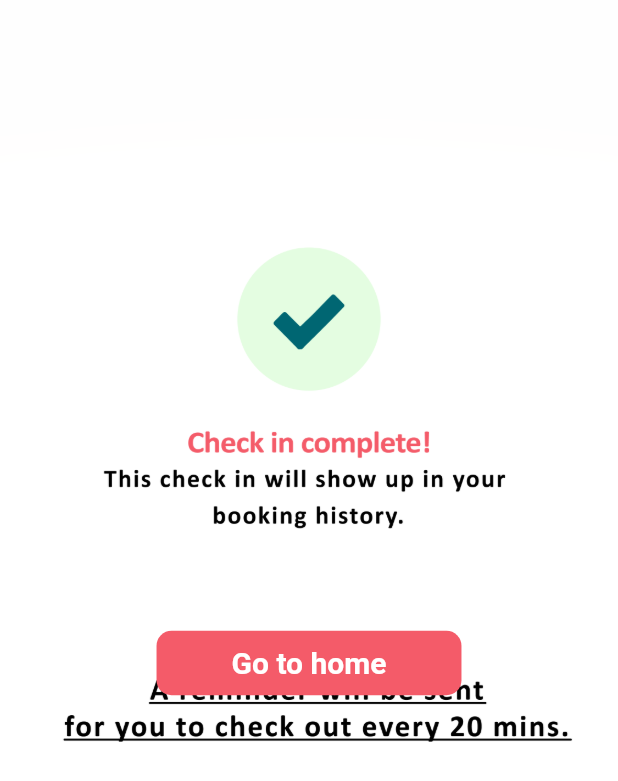
After one commit to gerald9101/crowdnomore, a Flutter app: the QRScanCheckIn screen opened by its route, after a tap on an icon or button, on a phone screen of 412 x 824 dp. The commit adds this screen. Shown: the top 781 px of the screen. Run offline on Flutter 3.47's test engine with Material 2 defaults, Android fonts, the light colour scheme and no system bars; Roboto replaces fonts that are missing (Calibri); project files that could hold a hidden picture were left out.

Commit message:
added pages for qr scanning

```diff
--- a/lib/main.dart
+++ b/lib/main.dart
@@ -1,7 +1,10 @@
+import 'package:crowdnomore/pages/check_in_complete.dart';
 import 'package:crowdnomore/pages/create_account.dart';
 import 'package:crowdnomore/pages/essential_service.dart';
 import 'package:crowdnomore/pages/home_screen.dart';
 import 'package:crowdnomore/pages/log_in.dart';
+import 'package:crowdnomore/pages/qr_scan.dart';
+import 'package:crowdnomore/pages/qr_scan_check_in.dart';
 import 'package:crowdnomore/pages/sign_up_complete.dart';
 import 'package:crowdnomore/pages/start_screen.dart';
 import 'package:flutter/material.dart';
@@ -16,5 +19,8 @@ void main() => runApp(MaterialApp(
     "/login": (context) => LogIn(),
     "/home": (context) => HomeScreen(),
     "/essentialservice": (context) => EssentialService(),
+    "/qrscan": (context) => QRScan(),
+    "/qrscancheckin": (context) => QRScanCheckIn(),
+    "/checkincomplete": (context) => CheckInComplete(),
   },
 ));
--- /dev/null
+++ b/lib/pages/check_in_complete.dart
@@ -0,0 +1,63 @@
+import 'package:flutter/material.dart';
+
+class CheckInComplete extends StatefulWidget {
+  @override
+  _CheckInCompleteState createState() => _CheckInCompleteState();
+}
+
+class _CheckInCompleteState extends State<CheckInComplete> {
+  Image bgImage;
+
+  @override
+  void initState() {
+    // adjust the provider based on the image type
+    bgImage = Image.asset(
+      'assets/images/check_in_complete.png',
+      width: 500,
+      fit: BoxFit.fill,
+    );
+    super.initState();
+  }
+
+  @override
+  void didChangeDependencies() {
+    super.didChangeDependencies();
+    precacheImage(bgImage.image, context);
+  }
+
+  @override
+  Widget build(BuildContext context) {
+    return Stack(
+      children: <Widget>[
+        bgImage,
+        Scaffold(
+          backgroundColor: Colors.transparent,
+          body: Center(
+            child: Container(
+              padding: EdgeInsets.only(top: 60),
+              child: FlatButton(
+                shape: RoundedRectangleBorder(
+                    borderRadius: BorderRadius.circular(10)),
+                onPressed: () {
+                  Navigator.pushNamedAndRemoveUntil(
+                      context, "/home", (route) => false);
+                },
+                color: const Color(0xfff45b69),
+                padding: EdgeInsets.symmetric(vertical: 10, horizontal: 50),
+                child: Text(
+                  "Go to home",
+                  textAlign: TextAlign.center,
+                  style: TextStyle(
+                      fontFamily: 'Calibri',
+                      color: Colors.white,
+                      fontSize: 20,
+                      fontWeight: FontWeight.w700),
+                ),
+              ),
+            ),
+          ),
+        )
+      ],
+    );
+  }
+}
--- a/lib/pages/home_screen.dart
+++ b/lib/pages/home_screen.dart
@@ -79,7 +79,7 @@ class _HomeScreenState extends State<HomeScreen> {
                       child: FlatButton(
                         padding: EdgeInsets.symmetric(horizontal: 15),
                         onPressed: () {
-                          print("Clicked.");
+                          Navigator.pushNamed(context, "/qrscan");
                         },
                         child: Image(
                           image: AssetImage('assets/images/scan_qr_icon.png'),
--- /dev/null
+++ b/lib/pages/qr_scan_check_in.dart
@@ -0,0 +1,63 @@
+import 'package:flutter/cupertino.dart';
+import 'package:flutter/material.dart';
+
+class QRScanCheckIn extends StatefulWidget {
+  @override
+  _QRScanCheckInState createState() => _QRScanCheckInState();
+}
+
+class _QRScanCheckInState extends State<QRScanCheckIn> {
+  Image bgImage;
+
+  @override
+  void initState() {
+    // adjust the provider based on the image type
+    bgImage = Image.asset(
+      'assets/images/qr_scan_check_in.png',
+      width: 500,
+      fit: BoxFit.fill,
+    );
+    super.initState();
+  }
+
+  @override
+  void didChangeDependencies() {
+    super.didChangeDependencies();
+    precacheImage(bgImage.image, context);
+  }
+
+  @override
+  Widget build(BuildContext context) {
+    return Stack(
+      children: <Widget>[
+        bgImage,
+        Scaffold(
+          backgroundColor: Colors.transparent,
+          body: Center(
+            child: Container(
+              padding: EdgeInsets.only(top: 90),
+              child: FlatButton(
+                shape: RoundedRectangleBorder(
+                    borderRadius: BorderRadius.circular(20)),
+                onPressed: () {
+                  Navigator.pushNamed(context, "/checkincomplete");
+                },
+                color: const Color(0xfff45b69),
+                padding: EdgeInsets.symmetric(vertical: 20, horizontal: 40),
+                child: Text(
+                  "CONFIRM \nCHECK IN NOW?",
+                  textAlign: TextAlign.center,
+                  style: TextStyle(
+                      fontFamily: 'Calibri',
+                      color: Colors.white,
+                      fontSize: 30,
+                      fontWeight: FontWeight.w400),
+                ),
+              ),
+            ),
+          ),
+        )
+      ],
+    );
+  }
+}
```
Also changed, not shown: lib/pages/qr_scan.dart (added, +65 -0 lines), lib/pages/start_screen.dart (+6 -2 lines), assets/images/check_in_complete.png (added), assets/images/fake_qr.png (added), assets/images/qr_scan_check_in.png (added). Lines whose indentation alone changed are shown as unchanged.
